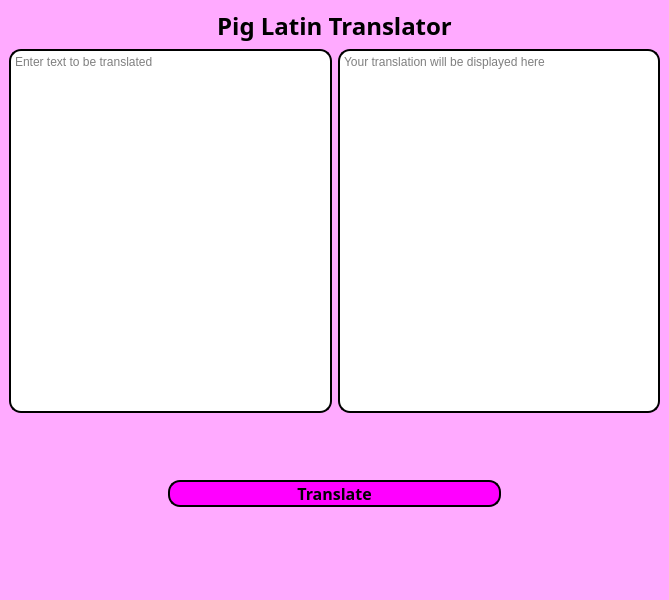
This is forms/main_window.ui in kalicajala/kali-first-task as Qt 5 draws it before an edit. The edited form follows.
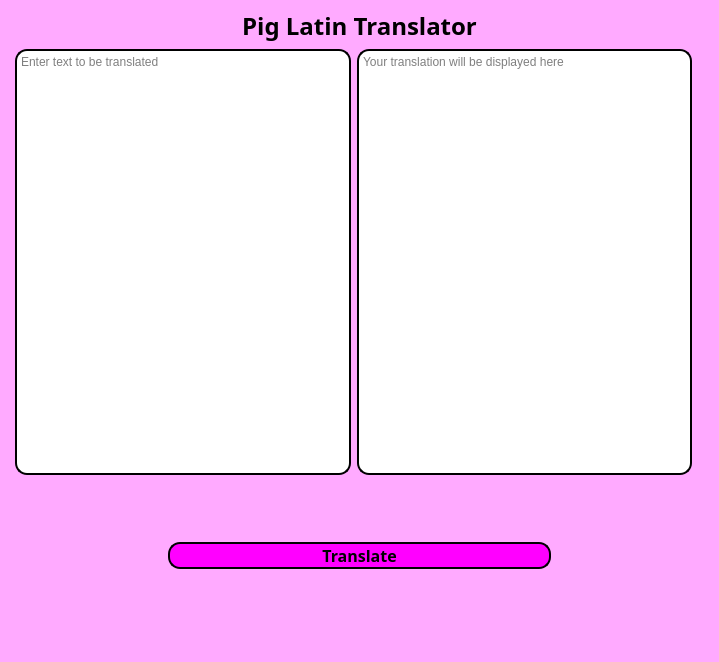
This is the edited form. Icons and pictures are not drawn.

Diff of the .ui file:
```diff
--- a/forms/main_window.ui
+++ b/forms/main_window.ui
@@ -6,8 +6,8 @@
    <rect>
     <x>0</x>
     <y>0</y>
-    <width>669</width>
-    <height>600</height>
+    <width>719</width>
+    <height>662</height>
    </rect>
   </property>
   <property name="windowTitle">
@@ -18,7 +18,7 @@
   </property>
   <widget class="QWidget" name="centralwidget">
    <layout class="QGridLayout" name="gridLayout">
-    <item row="2" column="0" colspan="6">
+    <item row="4" column="0" colspan="6">
      <widget class="QWidget" name="widget_images_and_button" native="true">
       <property name="minimumSize">
        <size>
@@ -196,7 +196,7 @@
       </property>
      </widget>
     </item>
-    <item row="1" column="0" colspan="3">
+    <item row="1" column="1">
      <widget class="QTextEdit" name="textEdit_source_english_input">
       <property name="styleSheet">
        <string notr="true">QTextEdit {
@@ -211,7 +211,7 @@
       </property>
      </widget>
     </item>
-    <item row="1" column="3" colspan="3">
+    <item row="1" column="2">
      <widget class="QTextEdit" name="textEdit_output">
       <property name="styleSheet">
        <string notr="true">QTextEdit {
```
